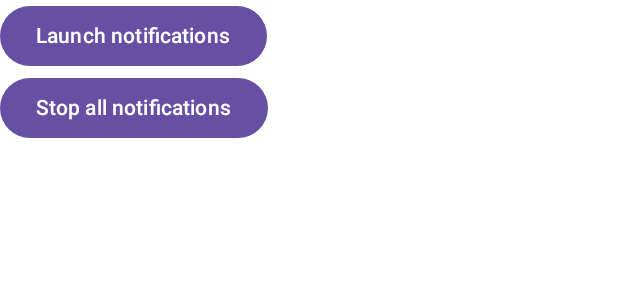
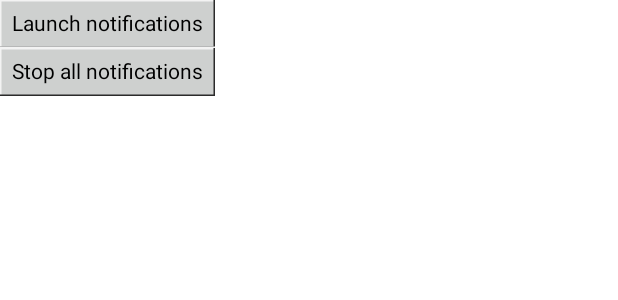
Before and after one commit to Link184/OneWord, an Android app built with Jetpack Compose: the @Preview function SettingsScreenPreview, on a phone screen of 412 x 824 dp. Shown: the top 300 px of the screen. Run offline under Robolectric (Android 15) with nearby library versions, the phone set to English and light mode, and no system bars.

Commit message:
Add Button95

```diff
--- a/app/src/main/java/com/link184/oneword/MainActivity.kt
+++ b/app/src/main/java/com/link184/oneword/MainActivity.kt
@@ -20,14 +20,14 @@ import com.google.accompanist.permissions.PermissionState
 import com.google.accompanist.permissions.PermissionStatus
 import com.google.accompanist.permissions.rememberPermissionState
 import com.link184.oneword.ui.SettingsScreen
-import com.link184.oneword.ui.theme.OneWordTheme
+import com.link184.oneword.ui.theme.Compose97Theme
 
 class MainActivity : ComponentActivity() {
     override fun onCreate(savedInstanceState: Bundle?) {
         super.onCreate(savedInstanceState)
         enableEdgeToEdge()
         setContent {
-            OneWordTheme {
+            Compose97Theme {
                 MainScreen(::checkNotificationPermission)
             }
         }
--- /dev/null
+++ b/app/src/main/java/com/link184/oneword/ui/Button95.kt
@@ -0,0 +1,133 @@
+package com.link184.oneword.ui
+
+import androidx.compose.foundation.IndicationNodeFactory
+import androidx.compose.foundation.background
+import androidx.compose.foundation.clickable
+import androidx.compose.foundation.interaction.InteractionSource
+import androidx.compose.foundation.interaction.MutableInteractionSource
+import androidx.compose.foundation.interaction.PressInteraction
+import androidx.compose.foundation.layout.Box
+import androidx.compose.material3.Text
+import androidx.compose.runtime.Composable
+import androidx.compose.runtime.MutableState
+import androidx.compose.runtime.mutableStateOf
+import androidx.compose.runtime.remember
+import androidx.compose.ui.Alignment
+import androidx.compose.ui.Modifier
+import androidx.compose.ui.geometry.Offset
+import androidx.compose.ui.graphics.SolidColor
+import androidx.compose.ui.graphics.drawscope.ContentDrawScope
+import androidx.compose.ui.node.DelegatableNode
+import androidx.compose.ui.node.DrawModifierNode
+import androidx.compose.ui.unit.dp
+import com.link184.oneword.ui.theme.Color95
+import kotlinx.coroutines.flow.collectLatest
+import kotlinx.coroutines.launch
+
+@Composable
+fun Button95(
+    modifier: Modifier = Modifier,
+    onClick: () -> Unit,
+    body: @Composable () -> Unit
+) {
+    Box(
+        modifier = modifier
+            .background(Color95.backgroundGrey)
+            .clickable(
+                onClick = onClick,
+                interactionSource = remember { MutableInteractionSource() },
+                indication = ButtonIndication95
+            ),
+        contentAlignment = Alignment.Center
+    ) {
+        body()
+    }
+}
+
+
+object ButtonIndication95 : IndicationNodeFactory {
+    private class ButtonIndication95Instance(
+        private val interactionSource: InteractionSource,
+    ) : Modifier.Node(), DrawModifierNode {
+        private val isPressed: MutableState<Boolean> = mutableStateOf(false)
+
+        override fun onAttach() {
+            coroutineScope.launch {
+                interactionSource.interactions.collectLatest { interaction ->
+                    isPressed.value = interaction is PressInteraction.Press
+                }
+            }
+        }
+
+        override fun ContentDrawScope.draw() {
+            drawContent()
+            val (topLeft, bottomRight) = if (isPressed.value) {
+                SolidColor(Color95.gray2) to SolidColor(Color95.white2)
+            } else {
+                SolidColor(Color95.white2) to SolidColor(Color95.gray2)
+            }
+
+            // draw top
+            drawLine(
+                brush = topLeft,
+                start = Offset(0f, 0f),
+                end = Offset(size.width, 0f),
+                strokeWidth = 2.dp.toPx()
+            )
+            // draw left
+            drawLine(
+                topLeft,
+                Offset(0f, 0f),
+                Offset(0f, size.height),
+                2.dp.toPx()
+            )
+
+            // draw right
+            drawLine(
+                bottomRight,
+                Offset(size.width, 0f),
+                Offset(size.width, size.height),
+                2.dp.toPx()
+            )
+            // draw bottom
+            drawLine(
+                brush = bottomRight,
+                start = Offset(0f, size.height),
+                end = Offset(size.width, size.height),
+                strokeWidth = 2.dp.toPx(),
+            )
+        }
+
+    }
+
+    override fun create(interactionSource: InteractionSource): DelegatableNode {
+        return ButtonIndication95Instance(interactionSource)
+    }
+
+    override fun equals(other: Any?): Boolean = other === this
+
+    override fun hashCode(): Int = -1
+}
+
+
+// TODO what does it look like?
+@Composable
+fun CloseButton95(modifier: Modifier = Modifier, onClick: () -> Unit) {
+    Button95(modifier = modifier, onClick = onClick) {
+        Text("X")
+    }
+}
+
+@Composable
+fun MaximizeButton95(modifier: Modifier = Modifier, onClick: () -> Unit) {
+    Button95(modifier = modifier, onClick = onClick) {
+        Text("Max")
+    }
+}
+
+@Composable
+fun MinimizeButton95(modifier: Modifier = Modifier, onClick: () -> Unit) {
+    Button95(modifier = modifier, onClick = onClick) {
+        Text(" _ ")
+    }
+}
--- a/app/src/main/java/com/link184/oneword/ui/SettingsScreen.kt
+++ b/app/src/main/java/com/link184/oneword/ui/SettingsScreen.kt
@@ -1,30 +1,37 @@
 package com.link184.oneword.ui
 
 import androidx.compose.foundation.layout.Column
-import androidx.compose.material3.Button
+import androidx.compose.foundation.layout.padding
 import androidx.compose.material3.Text
 import androidx.compose.runtime.Composable
 import androidx.compose.ui.Modifier
 import androidx.compose.ui.platform.LocalContext
 import androidx.compose.ui.tooling.preview.Preview
+import androidx.compose.ui.unit.dp
 import com.link184.oneword.notification.WordNotificationWorker
 
 @Composable
 fun SettingsScreen(modifier: Modifier = Modifier) {
     val context = LocalContext.current
     Column {
-        Button(
+        Button95(
             modifier = modifier,
             onClick = { WordNotificationWorker.enqueue(context) }
         ) {
-            Text("Launch notifications")
+            Text(
+                modifier = Modifier.padding(8.dp),
+                text = "Launch notifications"
+            )
         }
 
-        Button(
+        Button95(
             modifier = modifier,
             onClick = { WordNotificationWorker.stop(context) }
         ) {
-            Text("Stop all notifications")
+            Text(
+                modifier = Modifier.padding(8.dp),
+                text = "Stop all notifications"
+            )
         }
     }
 }
```
Also changed, not shown: app/src/main/java/com/link184/oneword/ui/theme/Color.kt (+28 -0 lines), app/src/main/java/com/link184/oneword/ui/theme/Shape.kt (added, +13 -0 lines), app/src/main/java/com/link184/oneword/ui/theme/Theme.kt (+13 -45 lines), app/src/main/java/com/link184/oneword/ui/theme/Type.kt (+45 -21 lines), app/src/main/res/font/ms_sans_serif.ttf (added), app/src/main/res/font/ms_sans_serif_bold.ttf (added).
